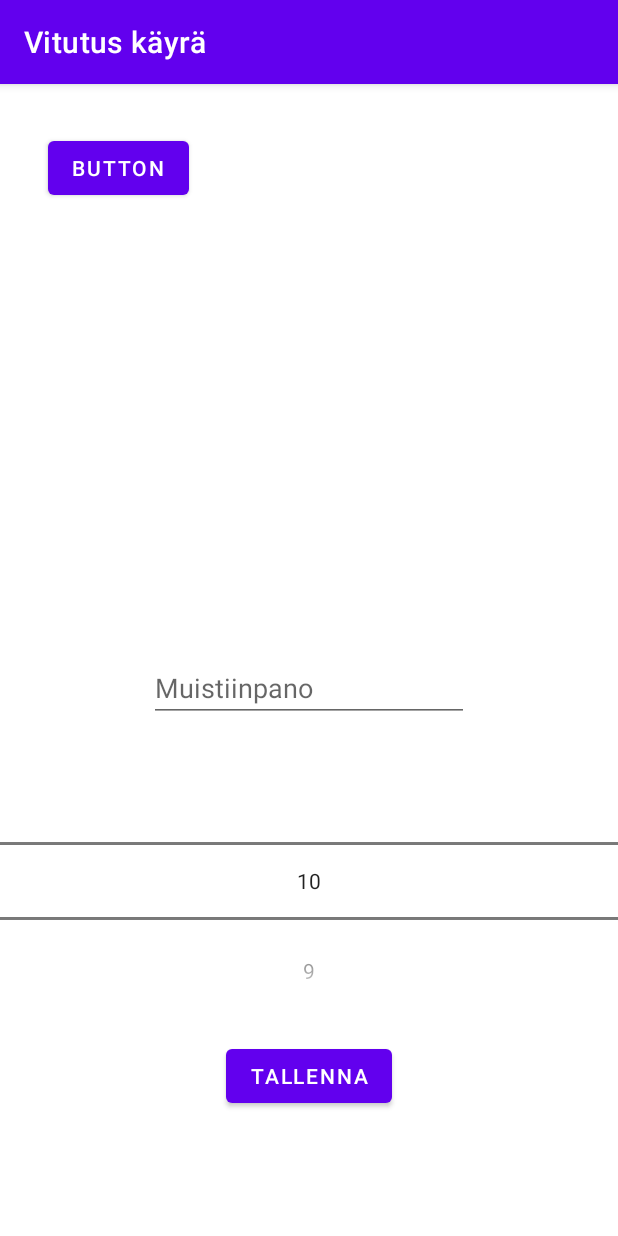
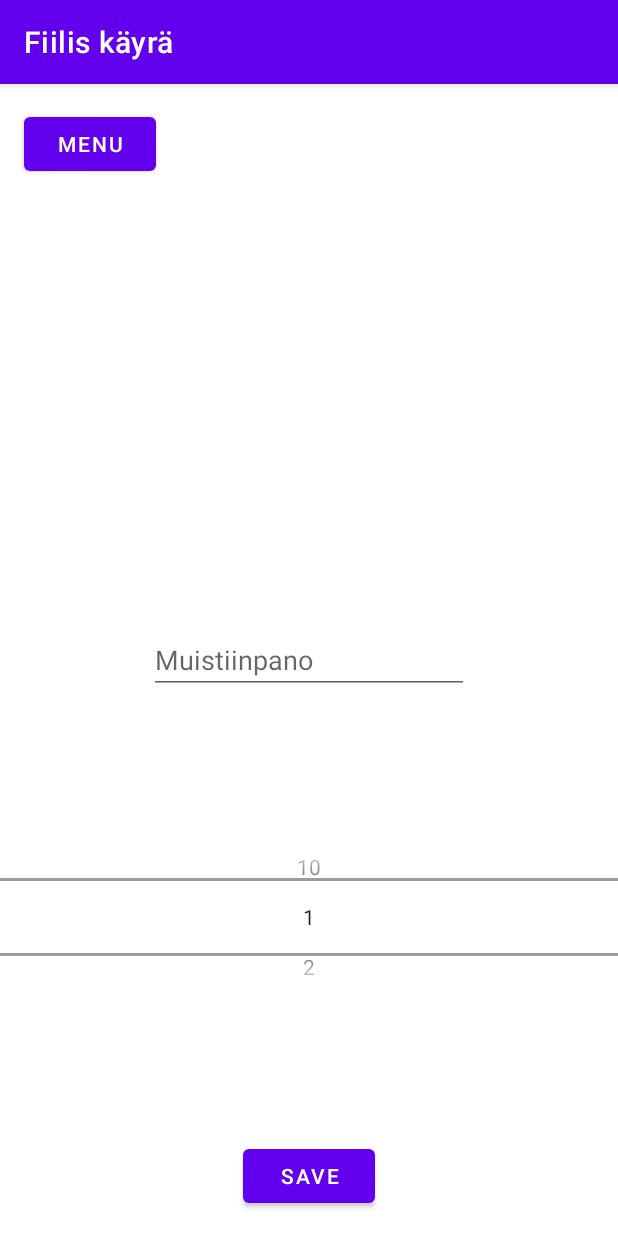
Before and after one commit to Sampob/Vitutus_kayra, an Android app: the screen it shows after launch (MainActivity), on a phone screen of 412 x 824 dp. Run offline under Robolectric (Android 15) with nearby library versions, the phone set to English and light mode, and no system bars.

Commit message:
Base Päänäkymä ja käyrä aluilla

```diff
--- a/app/build.gradle
+++ b/app/build.gradle
@@ -33,6 +33,8 @@ dependencies {
     implementation 'androidx.appcompat:appcompat:1.2.0'
     implementation 'com.google.android.material:material:1.2.1'
     implementation 'androidx.constraintlayout:constraintlayout:2.0.4'
+    implementation 'com.google.code.gson:gson:2.8.5'
+    implementation 'com.github.PhilJay:MPAndroidChart:v3.1.0'
     testImplementation 'junit:junit:4.+'
     androidTestImplementation 'androidx.test.ext:junit:1.1.2'
     androidTestImplementation 'androidx.test.espresso:espresso-core:3.3.0'
--- a/app/src/main/AndroidManifest.xml
+++ b/app/src/main/AndroidManifest.xml
@@ -9,7 +9,6 @@
         android:roundIcon="@mipmap/ic_launcher_round"
         android:supportsRtl="true"
         android:theme="@style/Theme.VitutusKäyrä">
-        <activity android:name=".Muistiinpanot"></activity>
         <activity android:name=".Kayra" />
         <activity android:name=".MainActivity">
             <intent-filter>
--- a/app/src/main/java/com/example/vitutuskyr/MainActivity.java
+++ b/app/src/main/java/com/example/vitutuskyr/MainActivity.java
@@ -3,30 +3,79 @@ package com.example.vitutuskyr;
 import androidx.appcompat.app.AppCompatActivity;
 
 import android.content.Intent;
+import android.content.SharedPreferences;
 import android.os.Bundle;
-import android.util.Log;
 import android.view.View;
 import android.widget.EditText;
 import android.widget.NumberPicker;
+import android.widget.Toast;
+
+import com.google.gson.Gson;
+import com.google.gson.reflect.TypeToken;
+
+import java.lang.reflect.Type;
+import java.util.ArrayList;
 
 public class MainActivity extends AppCompatActivity {
 
     private NumberPicker picker;
-    private String[] pickerNums;
-    private EditText textBox;
+    public static final String EXTRA = "com.example.firstapp.test";
+
+    private ArrayList<Merkinta> lista;
 
     @Override
     protected void onCreate(Bundle savedInstanceState) {
         super.onCreate(savedInstanceState);
         setContentView(R.layout.activity_main);
 
+        readFile();
+
         picker = findViewById(R.id.numberPicker);
-        String[] pickerNums = new String[] {"10", "9", "8", "7", "6", "5", "4", "3", "2", "1"};
-        picker.setMinValue(0);
-        picker.setMaxValue(pickerNums.length-1);
-        picker.setWrapSelectorWheel(false);
 
+        String[] pickerNums = new String[] {"1", "2", "3", "4", "5", "6", "7", "8", "9", "10"};
+        picker.setMinValue(1);
+        picker.setMaxValue(pickerNums.length);
+        picker.setWrapSelectorWheel(true);
         picker.setDisplayedValues(pickerNums);
+
+    }
+
+    public String getMessage(){
+        EditText editText = findViewById(R.id.editText);
+        return editText.getText().toString();
+    }
+
+    public int getNumber(){
+        return picker.getValue();
+    }
+
+    public void saveThings(View v) {
+        lista.add(new Merkinta(getMessage(), getNumber()));
+        SharedPreferences sharedPreferences = getSharedPreferences("data", MODE_PRIVATE);
+        SharedPreferences.Editor editor = sharedPreferences.edit();
+        Gson gson = new Gson();
+        String json = gson.toJson(lista);
+        editor.putString("lista", json);
+        editor.apply();
+
+        Toast.makeText(MainActivity.this, "Saved", Toast.LENGTH_SHORT).show();
+    }
+
+    public void readFile() {
+        SharedPreferences sharedPreferences = getSharedPreferences("data", MODE_PRIVATE);
+        Gson gson = new Gson();
+        String json = sharedPreferences.getString("lista", null);
+        Type type = new TypeToken<ArrayList<Merkinta>>() {}.getType();
+        lista = gson.fromJson(json, type);
+
+        if(lista == null) {
+            lista = new ArrayList<>();
+        }
+    }
+
+    public void graphView(View v){
+        Intent intent = new Intent(this, Kayra.class);
+        startActivity(intent);
     }
 
 }
--- a/app/src/main/res/layout/activity_main.xml
+++ b/app/src/main/res/layout/activity_main.xml
@@ -9,44 +9,48 @@
     <NumberPicker
         android:id="@+id/numberPicker"
         android:layout_width="match_parent"
-        android:layout_height="180dp"
-        android:scrollbarSize="40dp"
-        app:layout_constraintBottom_toBottomOf="parent"
-        app:layout_constraintTop_toTopOf="parent"
-        app:layout_constraintVertical_bias="0.75"
-        tools:layout_editor_absoluteX="16dp" />
+        android:layout_height="100dp"
+        android:layout_marginTop="16dp"
+        android:layout_marginBottom="16dp"
+        android:scrollbarSize="1dp"
+        app:layout_constraintBottom_toTopOf="@+id/saveB"
+        app:layout_constraintEnd_toEndOf="parent"
+        app:layout_constraintStart_toStartOf="parent"
+        app:layout_constraintTop_toBottomOf="@+id/editText" />
 
     <Button
-        android:id="@+id/button"
+        android:id="@+id/menuB"
         android:layout_width="wrap_content"
         android:layout_height="wrap_content"
+        android:layout_marginStart="16dp"
         android:layout_marginTop="16dp"
-        android:text="@string/saveButton"
+        android:onClick="graphView"
+        android:text="@string/menuB"
+        app:layout_constraintStart_toStartOf="parent"
+        app:layout_constraintTop_toTopOf="parent" />
+
+    <EditText
+        android:id="@+id/editText"
+        android:layout_width="wrap_content"
+        android:layout_height="wrap_content"
+        android:ems="10"
+        android:hint="@string/muistiinpanoEditText"
+        android:inputType="textPersonName"
+        app:layout_constraintBottom_toBottomOf="parent"
         app:layout_constraintEnd_toEndOf="parent"
         app:layout_constraintStart_toStartOf="parent"
-        app:layout_constraintTop_toBottomOf="@+id/numberPicker" />
+        app:layout_constraintTop_toTopOf="parent"
+        android:autofillHints="" />
 
-    <EditText
-        android:id="@+id/noteBox"
+    <Button
+        android:id="@+id/saveB"
         android:layout_width="wrap_content"
         android:layout_height="wrap_content"
         android:layout_marginBottom="16dp"
-        android:ems="10"
-        android:hint="@string/muistiinpano"
-        android:inputType="textPersonName"
-        app:layout_constraintBottom_toTopOf="@+id/numberPicker"
+        android:onClick="saveThings"
+        android:text="@string/saveB"
+        app:layout_constraintBottom_toBottomOf="parent"
         app:layout_constraintEnd_toEndOf="parent"
-        app:layout_constraintStart_toStartOf="parent"
-        android:autofillHints="" />
-
-    <Button
-        android:id="@+id/button2"
-        android:layout_width="wrap_content"
-        android:layout_height="wrap_content"
-        android:layout_marginStart="32dp"
-        android:layout_marginTop="32dp"
-        android:text="@string/button"
-        app:layout_constraintStart_toStartOf="parent"
-        app:layout_constraintTop_toTopOf="parent" />
+        app:layout_constraintStart_toStartOf="parent" />
 
 </androidx.constraintlayout.widget.ConstraintLayout>
--- a/app/src/main/res/values/strings.xml
+++ b/app/src/main/res/values/strings.xml
@@ -1,6 +1,6 @@
 <resources>
-    <string name="app_name">Vitutus käyrä</string>
-    <string name="button">Button</string>
-    <string name="saveButton">Tallenna</string>
-    <string name="muistiinpano">Muistiinpano</string>
+    <string name="app_name">Fiilis käyrä</string>
+    <string name="menuB">Menu</string>
+    <string name="muistiinpanoEditText">Muistiinpano</string>
+    <string name="saveB">SAVE</string>
 </resources>
--- a/build.gradle
+++ b/build.gradle
@@ -16,6 +16,7 @@ allprojects {
     repositories {
         google()
         jcenter()
+        maven { url 'https://jitpack.io' }
     }
 }
 
```
Also changed, not shown: app/src/main/java/com/example/vitutuskyr/Kayra.java (+63 -0 lines), app/src/main/java/com/example/vitutuskyr/Merkinta.java (added, +44 -0 lines), app/src/main/java/com/example/vitutuskyr/Muistiinpanot.java (deleted, +0 -14 lines), app/src/main/res/layout/activity_kayra.xml (+7 -0 lines), app/src/main/res/layout/activity_muistiinpanot.xml (deleted, +0 -9 lines).
